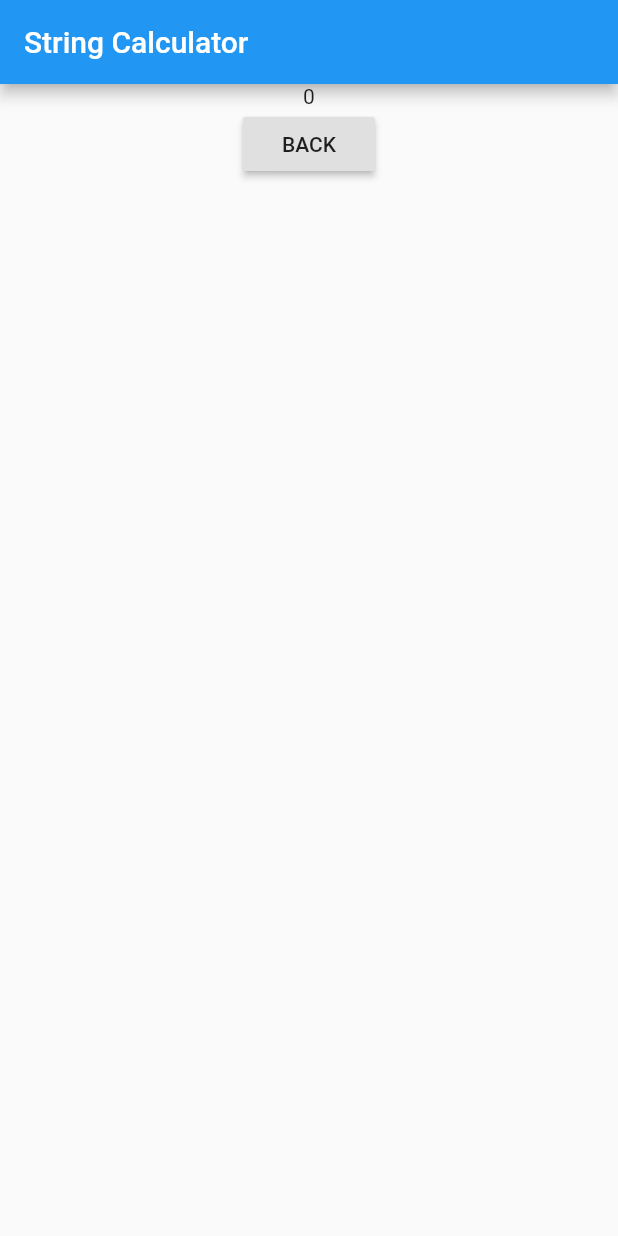
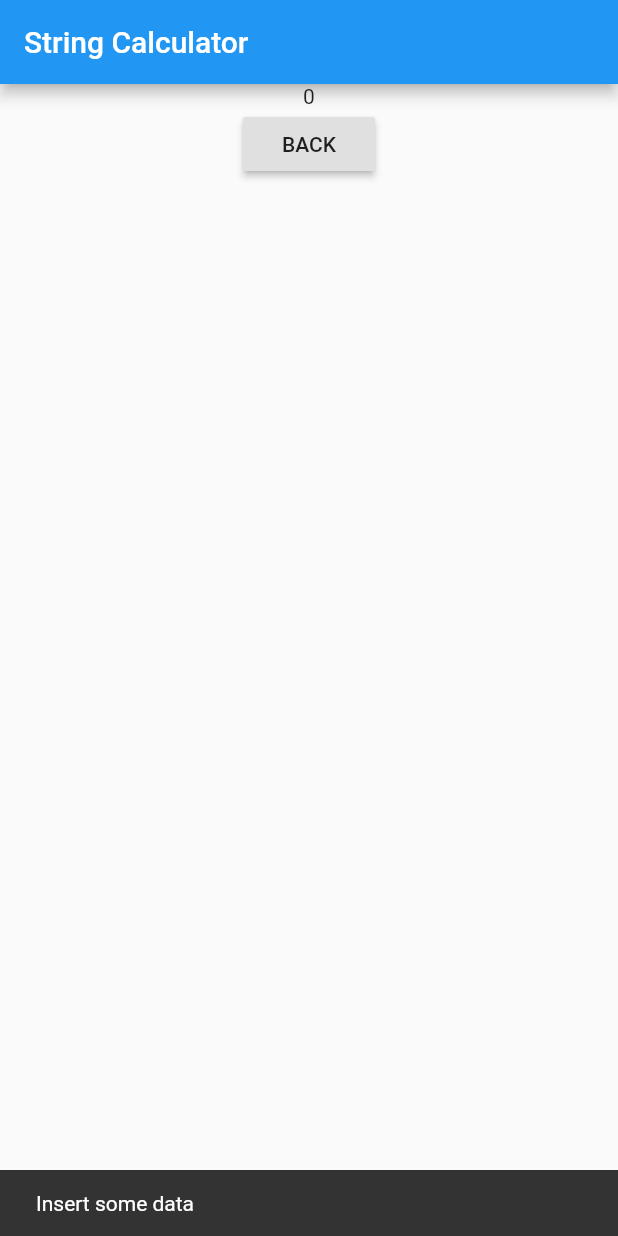
Before and after one commit to Nachocss/StringCalculatorDart, a Flutter app: the screen it shows after launch, after a tap on "ADD", after a tap on "BACK", after a tap on "MULTIPLY", on a phone screen of 412 x 824 dp. Run offline on Flutter 3.47's test engine with Material 2 defaults, Android fonts, the phone set to English and light mode, and no system bars; our stand-ins replace equatable, flutter_bloc.

Commit message:
It now show a SnackBar when there is no input to process

```diff
--- a/lib/bloc/calculator_bloc.dart
+++ b/lib/bloc/calculator_bloc.dart
@@ -24,6 +24,10 @@ class CalculatorBloc extends Bloc<CalculatorEvent, CalculatorState> {
         case OperationType.MULTIPLY:
           result = _calculator.multiply(event.userInput);
           break;
+        case OperationType.DIVIDE:
+          break;
+        case OperationType.SUBSTRACT:
+          break;
       }
       if (ErrorLog.isNotEmpty()) {
         yield CalculatorFoundError(error: ErrorLog.getLast());
--- a/lib/bloc/calculator_events.dart
+++ b/lib/bloc/calculator_events.dart
@@ -11,7 +11,7 @@ class OperateInput extends CalculatorEvent {
   final String userInput;
   final OperationType operationType;
 
-  const OperateInput({@required this.operationType, @required this.userInput}) : assert(userInput != "");
+  const OperateInput({@required this.operationType, @required this.userInput});
 
   @override
   List<String> get props => [userInput];
--- a/lib/widgets/CalculatorWidget.dart
+++ b/lib/widgets/CalculatorWidget.dart
@@ -92,6 +92,9 @@ class _HomeScreenState extends State<HomeScreen> {
         RaisedButton(
           child: Text("ADD"),
           onPressed: () {
+            if (inputController.text.isEmpty) {
+              Scaffold.of(context).showSnackBar(SnackBar(content: Text("Insert some data"),));
+            }
             BlocProvider.of<CalculatorBloc>(context).add(OperateInput(
                 userInput: inputController.text,
                 operationType: OperationType.ADD));
@@ -100,6 +103,9 @@ class _HomeScreenState extends State<HomeScreen> {
         RaisedButton(
           child: Text("MULTIPLY"),
           onPressed: () {
+            if (inputController.text.isEmpty) {
+              Scaffold.of(context).showSnackBar(SnackBar(content: Text("Insert some data"),));
+            }
             BlocProvider.of<CalculatorBloc>(context).add(OperateInput(
                 userInput: inputController.text,
                 operationType: OperationType.MULTIPLY));
```
Also changed, not shown: 1 other file.
